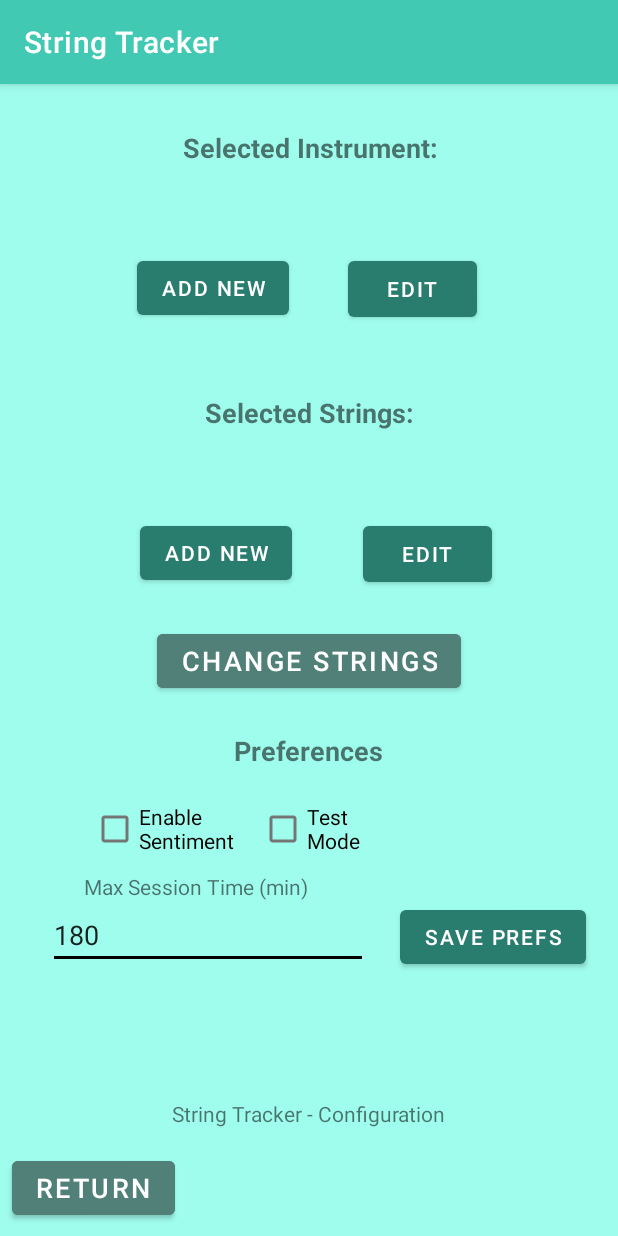
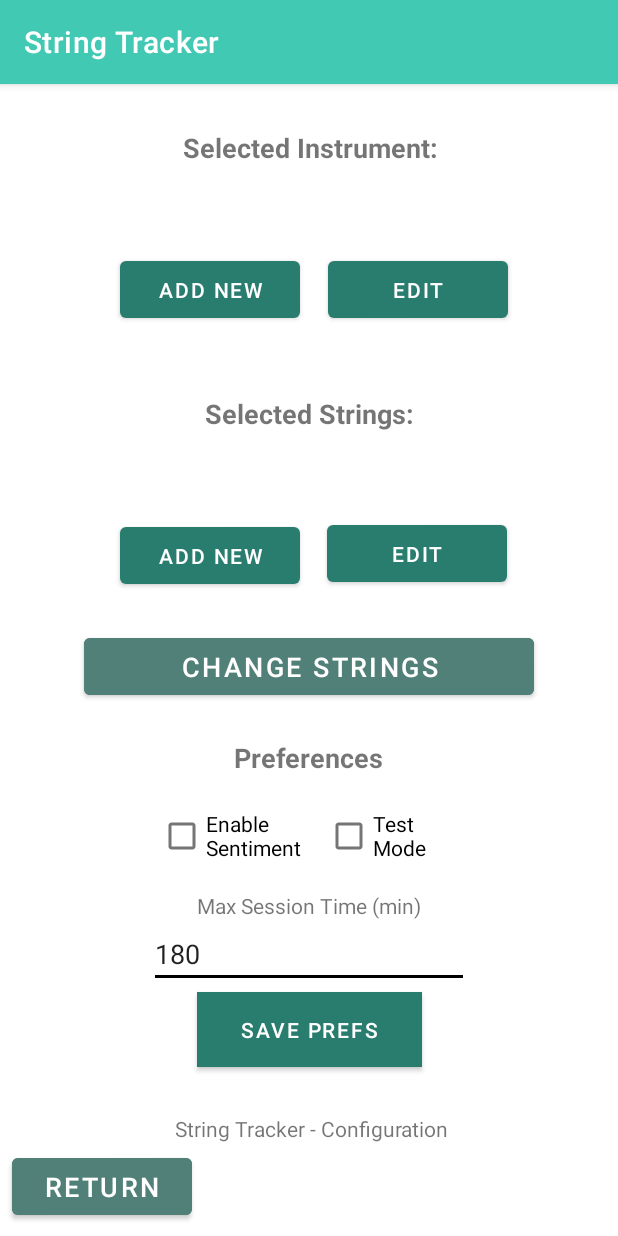
Before and after one commit to ShantingLiu/StringTracker, an Android app: the Configuration2 screen opened directly, with no data from a screen before it, on a phone screen of 412 x 824 dp. Run offline under Robolectric (Android 15) with nearby library versions, the phone set to English and light mode, and no system bars; 1 statement that could not run was skipped.

Commit message:
Updated bkgdColor to white and standardized button sizes

```diff
--- a/app/src/main/res/layout/activity_configuration2.xml
+++ b/app/src/main/res/layout/activity_configuration2.xml
@@ -4,19 +4,19 @@
     xmlns:tools="http://schemas.android.com/tools"
     android:layout_width="match_parent"
     android:layout_height="match_parent"
-    android:background="#9FFDED"
+    android:background="#FFFFFF"
     tools:context=".Configuration2">
 
   <TextView
       android:id="@+id/textView2"
       android:layout_width="wrap_content"
       android:layout_height="wrap_content"
-      android:layout_marginBottom="16dp"
-      android:background="#9FFDED"
+      android:layout_marginBottom="4dp"
+      android:background="#FFFFFF"
       android:text="String Tracker - Configuration"
       app:layout_constraintBottom_toTopOf="@+id/buttonReturn"
       app:layout_constraintEnd_toEndOf="parent"
-      app:layout_constraintHorizontal_bias="0.5"
+      app:layout_constraintHorizontal_bias="0.51"
       app:layout_constraintStart_toStartOf="parent" />
 
   <Spinner
@@ -26,7 +26,7 @@
       android:layout_marginStart="50dp"
       android:layout_marginTop="10dp"
       android:layout_marginEnd="50dp"
-      android:background="#9FFDED"
+      android:background="#FFFFFF"
       app:layout_constraintEnd_toEndOf="parent"
       app:layout_constraintHorizontal_bias="0.55"
       app:layout_constraintStart_toStartOf="parent"
@@ -34,9 +34,9 @@
 
   <Button
       android:id="@+id/addNewInstrButton"
-      android:layout_width="wrap_content"
-      android:layout_height="wrap_content"
-      android:layout_marginStart="91dp"
+      android:layout_width="120dp"
+      android:layout_height="50dp"
+      android:layout_marginStart="80dp"
       android:layout_marginTop="5dp"
       android:text="Add New"
       app:layout_constraintStart_toStartOf="parent"
@@ -44,9 +44,9 @@
 
   <Button
       android:id="@+id/addNewInstrButton2"
-      android:layout_width="wrap_content"
-      android:layout_height="wrap_content"
-      android:layout_marginStart="93dp"
+      android:layout_width="120dp"
+      android:layout_height="50dp"
+      android:layout_marginStart="80dp"
       android:layout_marginTop="5dp"
       android:onClick="launchAddNewStr"
       android:text="Add New"
@@ -55,22 +55,22 @@
 
   <Button
       android:id="@+id/editInstrButton2"
-      android:layout_width="86dp"
-      android:layout_height="49dp"
+      android:layout_width="120dp"
+      android:layout_height="50dp"
       android:layout_marginStart="50dp"
-      android:layout_marginTop="5dp"
+      android:layout_marginTop="4dp"
       android:layout_marginEnd="107dp"
       android:onClick="launchEditStr"
       android:text="Edit"
       app:layout_constraintEnd_toEndOf="parent"
-      app:layout_constraintHorizontal_bias="0.103"
+      app:layout_constraintHorizontal_bias="0.493"
       app:layout_constraintStart_toEndOf="@+id/addNewInstrButton2"
       app:layout_constraintTop_toBottomOf="@+id/spinner2" />
 
   <Button
       android:id="@+id/editInstrButton1"
-      android:layout_width="86dp"
-      android:layout_height="49dp"
+      android:layout_width="120dp"
+      android:layout_height="50dp"
       android:layout_marginStart="60dp"
       android:layout_marginTop="5dp"
       android:layout_marginEnd="115dp"
@@ -86,7 +86,7 @@
       android:layout_height="wrap_content"
       android:layout_marginTop="30dp"
       android:layout_marginBottom="22dp"
-      android:background="#9FFDED"
+      android:background="#FFFFFF"
       android:text="Selected Instrument:"
       android:textSize="18sp"
       android:textStyle="bold"
@@ -101,7 +101,7 @@
       android:layout_width="wrap_content"
       android:layout_height="wrap_content"
       android:layout_marginTop="45dp"
-      android:background="#9FFDED"
+      android:background="#FFFFFF"
       android:text="Selected Strings:"
       android:textSize="18sp"
       android:textStyle="bold"
@@ -117,15 +117,15 @@
       android:layout_marginStart="50dp"
       android:layout_marginTop="10dp"
       android:layout_marginEnd="50dp"
-      android:background="#9FFDED"
+      android:background="#FFFFFF"
       app:layout_constraintEnd_toEndOf="parent"
       app:layout_constraintStart_toStartOf="parent"
       app:layout_constraintTop_toBottomOf="@+id/selStrings" />
 
   <Button
       android:id="@+id/buttonReturn"
-      android:layout_width="wrap_content"
-      android:layout_height="wrap_content"
+      android:layout_width="120dp"
+      android:layout_height="50dp"
       android:layout_marginStart="8dp"
       android:layout_marginBottom="8dp"
       android:backgroundTint="#518078"
@@ -137,8 +137,8 @@
 
   <Button
       android:id="@+id/buttonChangeStr"
-      android:layout_width="wrap_content"
-      android:layout_height="wrap_content"
+      android:layout_width="300dp"
+      android:layout_height="50dp"
       android:layout_marginTop="24dp"
       android:backgroundTint="#518078"
       android:backgroundTintMode="add"
@@ -152,25 +152,29 @@
 
   <Button
       android:id="@+id/buttonSavePrefs"
-      android:layout_width="wrap_content"
-      android:layout_height="wrap_content"
-      android:layout_marginTop="136dp"
+      android:layout_width="150dp"
+      android:layout_height="50dp"
+      android:layout_marginTop="192dp"
+      android:background="#FFFFFF"
       android:text="Save Prefs"
       app:layout_constraintEnd_toEndOf="parent"
+      app:layout_constraintHorizontal_bias="0.5"
       app:layout_constraintStart_toEndOf="@+id/editTextMaxSess"
+      app:layout_constraintStart_toStartOf="parent"
       app:layout_constraintTop_toBottomOf="@+id/buttonChangeStr" />
 
   <EditText
       android:id="@+id/editTextMaxSess"
       android:layout_width="wrap_content"
       android:layout_height="wrap_content"
-      android:layout_marginStart="32dp"
-      android:layout_marginTop="136dp"
+      android:layout_marginTop="144dp"
       android:backgroundTint="@color/background2"
       android:backgroundTintMode="multiply"
       android:ems="10"
       android:hint="Enter Max Session Time"
       android:inputType="number|text"
+      app:layout_constraintEnd_toEndOf="parent"
+      app:layout_constraintHorizontal_bias="0.5"
       app:layout_constraintStart_toStartOf="parent"
       app:layout_constraintTop_toBottomOf="@+id/buttonChangeStr" />
 
@@ -183,6 +187,7 @@
       android:layout_marginEnd="16dp"
       android:text="Enable \nSentiment"
       app:layout_constraintEnd_toStartOf="@+id/checkBoxTestMode"
+      app:layout_constraintHorizontal_bias="1.0"
       app:layout_constraintStart_toStartOf="parent"
       app:layout_constraintTop_toBottomOf="@+id/buttonChangeStr" />
 
@@ -191,7 +196,7 @@
       android:layout_width="wrap_content"
       android:layout_height="wrap_content"
       android:layout_marginTop="64dp"
-      android:layout_marginEnd="172dp"
+      android:layout_marginEnd="128dp"
       android:text="Test \nMode"
       app:layout_constraintEnd_toEndOf="parent"
       app:layout_constraintTop_toBottomOf="@+id/buttonChangeStr" />
@@ -201,7 +206,7 @@
       android:layout_width="wrap_content"
       android:layout_height="wrap_content"
       android:layout_marginBottom="16dp"
-      android:background="#9FFDED"
+      android:background="#FFFFFF"
       android:text="Preferences"
       android:textSize="18sp"
       android:textStyle="bold"
@@ -213,10 +218,11 @@
       android:id="@+id/textViewMaxLabel"
       android:layout_width="wrap_content"
       android:layout_height="wrap_content"
-      android:layout_marginStart="56dp"
-      android:background="#9FFDED"
+      android:background="#FFFFFF"
       android:text="Max Session Time (min)"
       app:layout_constraintBottom_toTopOf="@+id/editTextMaxSess"
+      app:layout_constraintEnd_toEndOf="parent"
+      app:layout_constraintHorizontal_bias="0.5"
       app:layout_constraintStart_toStartOf="parent" />
 
 </androidx.constraintlayout.widget.ConstraintLayout>
--- a/app/src/main/res/layout/activity_sentiments.xml
+++ b/app/src/main/res/layout/activity_sentiments.xml
@@ -4,14 +4,14 @@
     xmlns:tools="http://schemas.android.com/tools"
     android:layout_width="match_parent"
     android:layout_height="match_parent"
-    android:background="#9FFDED"
+    android:background="#FFFFFF"
     tools:context=".Sentiments">
 
     <TextView
         android:id="@+id/textView7"
         android:layout_width="wrap_content"
         android:layout_height="wrap_content"
-        android:background="#9FFDED"
+        android:background="#FFFFFF"
         android:text="String Tracker - Sentiments"
         app:layout_constraintBottom_toBottomOf="parent"
         app:layout_constraintEnd_toEndOf="parent"
@@ -26,7 +26,7 @@
         android:id="@+id/textView8"
         android:layout_width="wrap_content"
         android:layout_height="wrap_content"
-        android:background="#9FFDED"
+        android:background="#FFFFFF"
         android:text="String Performance Graph for Current Strings"
         app:layout_constraintBottom_toBottomOf="parent"
         app:layout_constraintEnd_toEndOf="parent"
```
Also changed, not shown: app/src/main/res/layout/activity_add_new_instrument.xml (+14 -14 lines), app/src/main/res/layout/activity_add_new_string_from_add_new_instr.xml (+12 -12 lines), app/src/main/res/layout/activity_add_new_string_from_config.xml (+11 -11 lines), app/src/main/res/layout/activity_analytics.xml (+30 -30 lines), app/src/main/res/layout/activity_compare_strings.xml (+22 -19 lines), app/src/main/res/layout/activity_edit_instrument.xml (+15 -15 lines), app/src/main/res/layout/activity_edit_string.xml (+11 -11 lines), app/src/main/res/layout/activity_main.xml (+6 -6 lines), app/src/main/res/layout/activity_sel_new_instrument.xml (+7 -7 lines), app/src/main/res/layout/activity_select_instrument.xml (+5 -5 lines), app/src/main/res/layout/activity_select_strings.xml (+4 -4 lines), app/src/main/res/layout/session_sent_layout.xml (+10 -5 lines).
